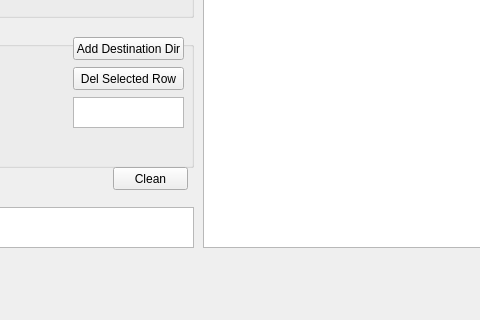
Qt form iu/copyfiles_main_wdw.ui (cratzerdigitalreef/CopyFiles) before a commit; both pictures show x 387 to 867 and y 133 to 453 of the 1106 by 453 pixel window.
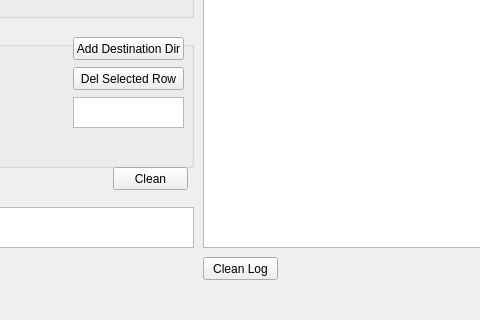
The same form after that commit.

The edit to the form file:
```diff
--- a/iu/copyfiles_main_wdw.ui
+++ b/iu/copyfiles_main_wdw.ui
@@ -225,6 +225,19 @@
      </rect>
     </property>
    </widget>
+   <widget class="QPushButton" name="pbCleanLog">
+    <property name="geometry">
+     <rect>
+      <x>590</x>
+      <y>390</y>
+      <width>75</width>
+      <height>23</height>
+     </rect>
+    </property>
+    <property name="text">
+     <string>Clean Log</string>
+    </property>
+   </widget>
   </widget>
   <widget class="QMenuBar" name="menubar">
    <property name="geometry">
```
